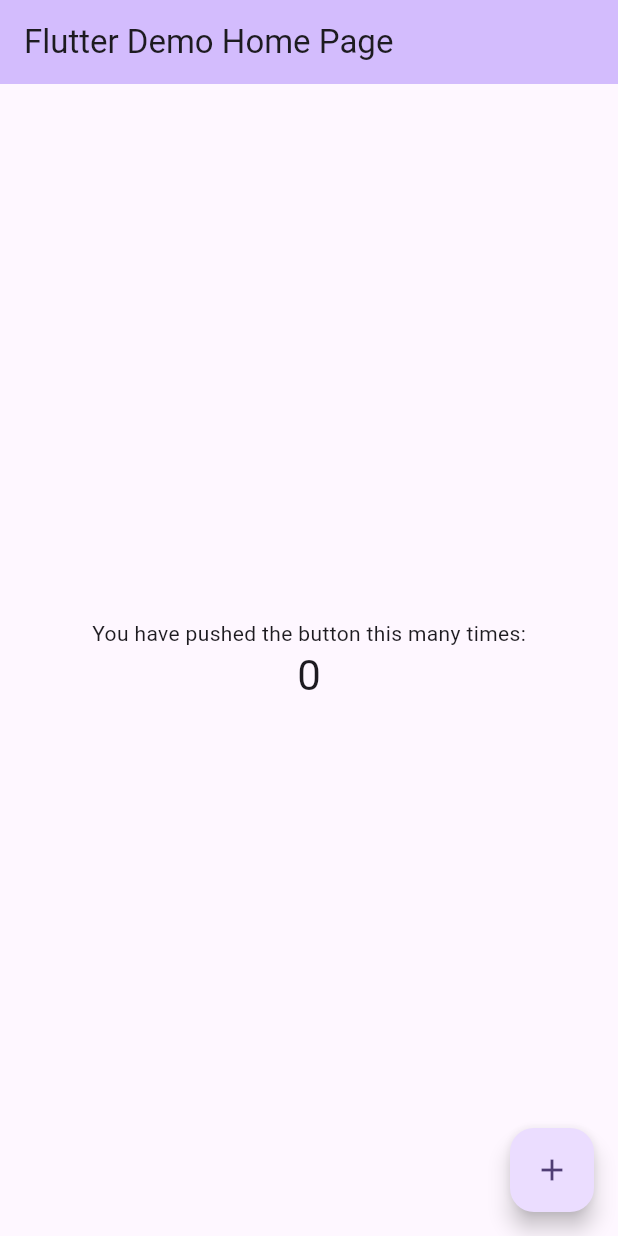
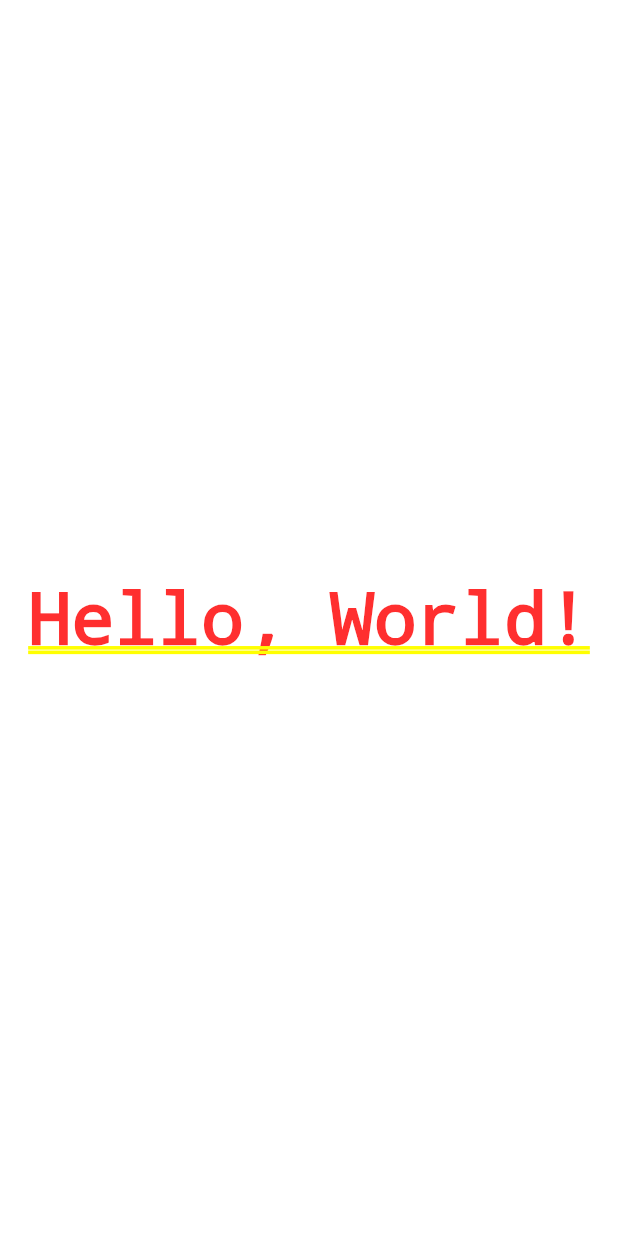
Before and after one commit to metajemo/global_fitness, a Flutter app: the screen it shows after launch, on a phone screen of 412 x 824 dp. Run offline on Flutter 3.47's test engine with Material 2 defaults, Android fonts, the phone set to English and light mode, and no system bars.

Commit message:
Create void function with a static text widget

```diff
--- a/lib/main.dart
+++ b/lib/main.dart
@@ -1,125 +1,17 @@
 import 'package:flutter/material.dart';
 
-void main() {
-  runApp(const MyApp());
+void main(){
+  runApp(GlobeApp());
 }
 
-class MyApp extends StatelessWidget {
-  const MyApp({super.key});
+class GlobeApp extends StatelessWidget {
+  const GlobeApp({super.key});
 
-  // This widget is the root of your application.
   @override
   Widget build(BuildContext context) {
-    return MaterialApp(
-      title: 'Flutter Demo',
-      theme: ThemeData(
-        // This is the theme of your application.
-        //
-        // TRY THIS: Try running your application with "flutter run". You'll see
-        // the application has a blue toolbar. Then, without quitting the app,
-        // try changing the seedColor in the colorScheme below to Colors.green
-        // and then invoke "hot reload" (save your changes or press the "hot
-        // reload" button in a Flutter-supported IDE, or press "r" if you used
-        // the command line to start the app).
-        //
-        // Notice that the counter didn't reset back to zero; the application
-        // state is not lost during the reload. To reset the state, use hot
-        // restart instead.
-        //
-        // This works for code too, not just values: Most code changes can be
-        // tested with just a hot reload.
-        colorScheme: ColorScheme.fromSeed(seedColor: Colors.deepPurple),
-        useMaterial3: true,
-      ),
-      home: const MyHomePage(title: 'Flutter Demo Home Page'),
+    return const MaterialApp(
+      home: Center(child: Text('Hello, World!')
+      ,)
     );
   }
 }
-
-class MyHomePage extends StatefulWidget {
-  const MyHomePage({super.key, required this.title});
-
-  // This widget is the home page of your application. It is stateful, meaning
-  // that it has a State object (defined below) that contains fields that affect
-  // how it looks.
-
-  // This class is the configuration for the state. It holds the values (in this
-  // case the title) provided by the parent (in this case the App widget) and
-  // used by the build method of the State. Fields in a Widget subclass are
-  // always marked "final".
-
-  final String title;
-
-  @override
-  State<MyHomePage> createState() => _MyHomePageState();
-}
-
-class _MyHomePageState extends State<MyHomePage> {
-  int _counter = 0;
-
-  void _incrementCounter() {
-    setState(() {
-      // This call to setState tells the Flutter framework that something has
-      // changed in this State, which causes it to rerun the build method below
-      // so that the display can reflect the updated values. If we changed
-      // _counter without calling setState(), then the build method would not be
-      // called again, and so nothing would appear to happen.
-      _counter++;
-    });
-  }
-
-  @override
-  Widget build(BuildContext context) {
-    // This method is rerun every time setState is called, for instance as done
-    // by the _incrementCounter method above.
-    //
-    // The Flutter framework has been optimized to make rerunning build methods
-    // fast, so that you can just rebuild anything that needs updating rather
-    // than having to individually change instances of widgets.
-    return Scaffold(
-      appBar: AppBar(
-        // TRY THIS: Try changing the color here to a specific color (to
-        // Colors.amber, perhaps?) and trigger a hot reload to see the AppBar
-        // change color while the other colors stay the same.
-        backgroundColor: Theme.of(context).colorScheme.inversePrimary,
-        // Here we take the value from the MyHomePage object that was created by
-        // the App.build method, and use it to set our appbar title.
-        title: Text(widget.title),
-      ),
-      body: Center(
-        // Center is a layout widget. It takes a single child and positions it
-        // in the middle of the parent.
-        child: Column(
-          // Column is also a layout widget. It takes a list of children and
-          // arranges them vertically. By default, it sizes itself to fit its
-          // children horizontally, and tries to be as tall as its parent.
-          //
-          // Column has various properties to control how it sizes itself and
-          // how it positions its children. Here we use mainAxisAlignment to
-          // center the children vertically; the main axis here is the vertical
-          // axis because Columns are vertical (the cross axis would be
-          // horizontal).
-          //
-          // TRY THIS: Invoke "debug painting" (choose the "Toggle Debug Paint"
-          // action in the IDE, or press "p" in the console), to see the
-          // wireframe for each widget.
-          mainAxisAlignment: MainAxisAlignment.center,
-          children: <Widget>[
-            const Text(
-              'You have pushed the button this many times:',
-            ),
-            Text(
-              '$_counter',
-              style: Theme.of(context).textTheme.headlineMedium,
-            ),
-          ],
-        ),
-      ),
-      floatingActionButton: FloatingActionButton(
-        onPressed: _incrementCounter,
-        tooltip: 'Increment',
-        child: const Icon(Icons.add),
-      ), // This trailing comma makes auto-formatting nicer for build methods.
-    );
-  }
-}
```
